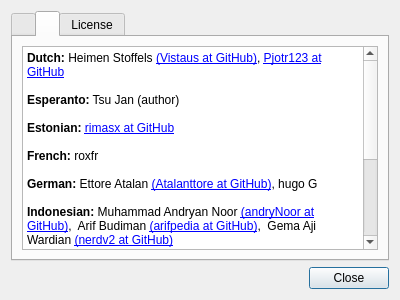
Above: Kvantum/kvantummanager/about.ui from tsujan/Kvantum before the change. Below: the same form after it.
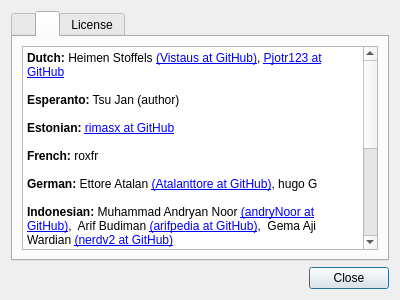
That is the form after the change. The open tabs and pages were chosen to show the change.

Patch:
```diff
--- a/Kvantum/kvantummanager/about.ui
+++ b/Kvantum/kvantummanager/about.ui
@@ -117,7 +117,9 @@
 &lt;p style=&quot;-qt-paragraph-type:empty; margin-top:0px; margin-bottom:0px; margin-left:0px; margin-right:0px; -qt-block-indent:0; text-indent:0px;&quot;&gt;&lt;br /&gt;&lt;/p&gt;
 &lt;p style=&quot; margin-top:0px; margin-bottom:0px; margin-left:0px; margin-right:0px; -qt-block-indent:0; text-indent:0px;&quot;&gt;&lt;span style=&quot; font-weight:600;&quot;&gt;Portuguese (Brazil):&lt;/span&gt; Leandro Ramos &lt;a href=&quot;https://github.com/leandroramos&quot;&gt;&lt;span;&gt;(leandroramos at GitHub)&lt;/span&gt;&lt;/a&gt;, &lt;/span&gt; &lt;a href=&quot;https://github.com/eltonfabricio10&quot;&gt;&lt;span;&gt;eltonfabricio10 at GitHub&lt;/span&gt;&lt;/a&gt;&lt;/p&gt;
 &lt;p style=&quot;-qt-paragraph-type:empty; margin-top:0px; margin-bottom:0px; margin-left:0px; margin-right:0px; -qt-block-indent:0; text-indent:0px;&quot;&gt;&lt;br /&gt;&lt;/p&gt;
-&lt;p style=&quot; margin-top:0px; margin-bottom:0px; margin-left:0px; margin-right:0px; -qt-block-indent:0; text-indent:0px;&quot;&gt;&lt;span style=&quot; font-weight:600;&quot;&gt;Spanish:&lt;/span&gt; &lt;a href=&quot;https://github.com/micrococo&quot;&gt;&lt;span;&gt;micrococo at GitHub&lt;/span&gt;&lt;/a&gt;, Roberto&lt;/p&gt;&lt;/body&gt;&lt;/html&gt;</string>
+&lt;p style=&quot; margin-top:0px; margin-bottom:0px; margin-left:0px; margin-right:0px; -qt-block-indent:0; text-indent:0px;&quot;&gt;&lt;span style=&quot; font-weight:600;&quot;&gt;Slovak:&lt;/span&gt; Paolo Vigoroso&lt;/p&gt;&lt;/body&gt;&lt;/html&gt;
+&lt;p style=&quot;-qt-paragraph-type:empty; margin-top:0px; margin-bottom:0px; margin-left:0px; margin-right:0px; -qt-block-indent:0; text-indent:0px;&quot;&gt;&lt;br /&gt;&lt;/p&gt;
+&lt;p style=&quot; margin-top:0px; margin-bottom:0px; margin-left:0px; margin-right:0px; -qt-block-indent:0; text-indent:0px;&quot;&gt;&lt;span style=&quot; font-weight:600;&quot;&gt;Spanish:&lt;/span&gt; &lt;a href=&quot;https://github.com/micrococo&quot;&gt;&lt;span;&gt;micrococo at GitHub&lt;/span&gt;&lt;/a&gt;, &lt;/span&gt; Maximiliano Dvyhailo &lt;a href=&quot;https://github.com/MaxiDvy&quot;&gt;&lt;span;&gt;(MaxiDvy at GitHub)&lt;/span&gt;&lt;/a&gt;, Roberto&lt;/p&gt;&lt;/body&gt;&lt;/html&gt;</string>
          </property>
          <property name="openExternalLinks">
           <bool>true</bool>
```
